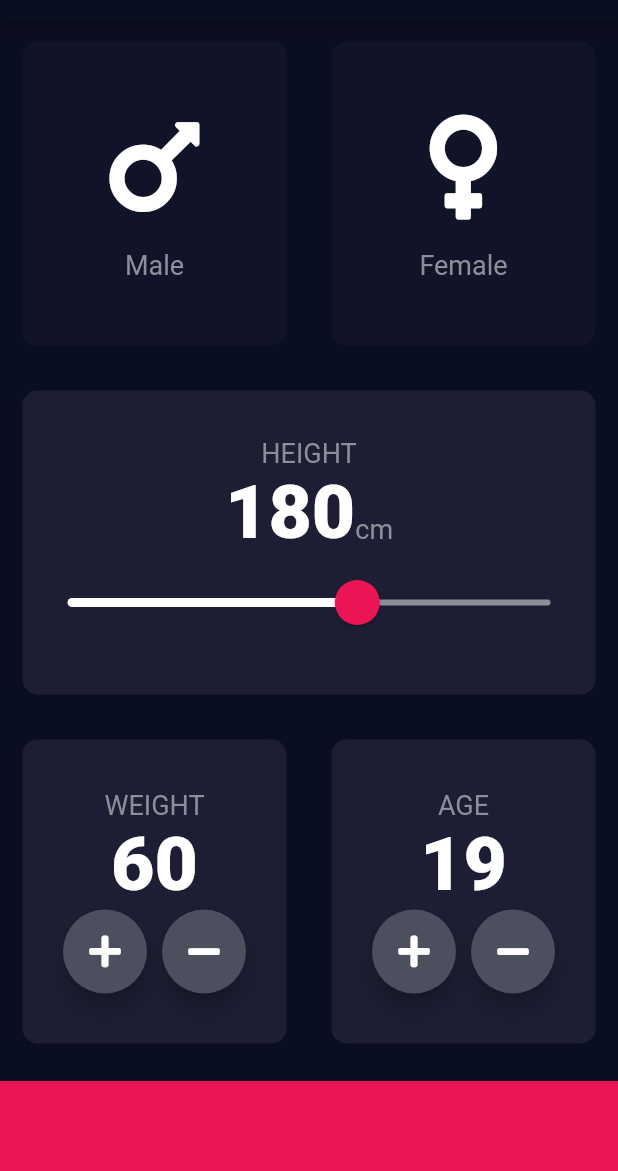
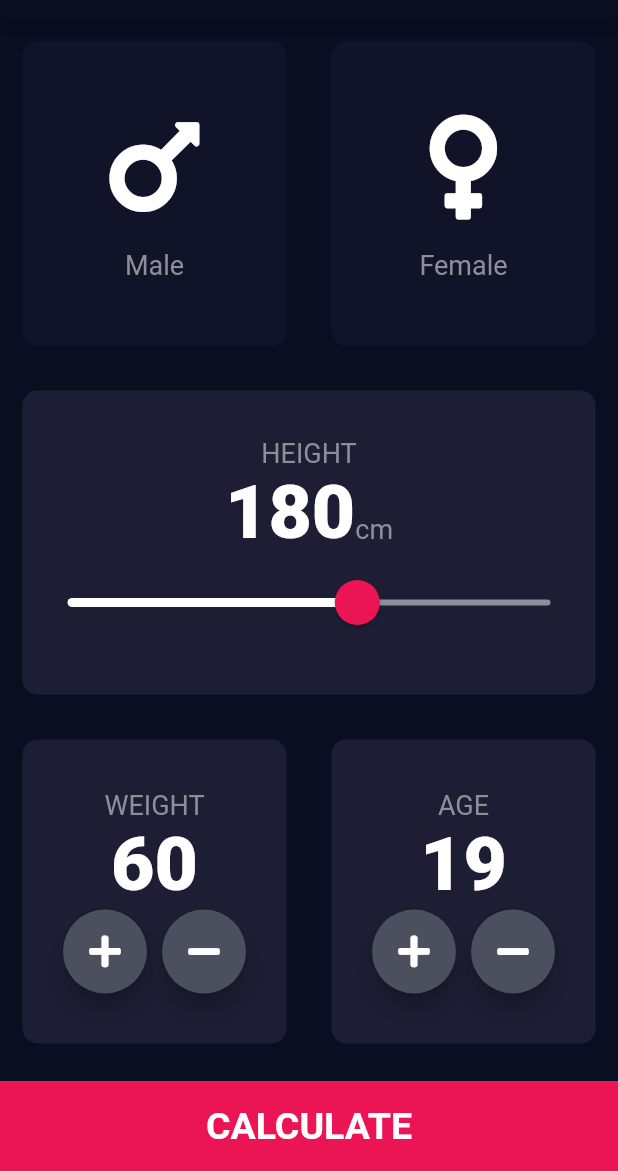
Before and after one commit to soumoq/BMI-Calculator-Flutter, a Flutter app: the screen it shows after launch, on a phone screen of 412 x 824 dp, the part 65-1236 px from its top. Run offline on Flutter 3.47's test engine with Material 2 defaults, Android fonts, the phone set to English and light mode, and no system bars; our stand-ins replace font_awesome_flutter.

```diff
--- a/lib/constants.dart
+++ b/lib/constants.dart
@@ -1,5 +1,6 @@
 import 'dart:ui';
 import 'package:flutter/cupertino.dart';
+import 'package:flutter/material.dart';
 
 const double KBottomContHeight = 60;
 const KActiveCardColor = Color(0xFF1D1E33);
@@ -15,3 +16,8 @@ const KNumberTextStyle = TextStyle(
     fontSize: 50,
     fontWeight: FontWeight.w900,
 );
+
+const KLergeButtonTextStyle = TextStyle(
+  fontSize: 25,
+  fontWeight: FontWeight.bold
+);
--- a/lib/input_page.dart
+++ b/lib/input_page.dart
@@ -1,4 +1,5 @@
 import 'package:bmi_calculator/resuable_cart.dart';
+import 'package:bmi_calculator/result_page.dart';
 import 'package:flutter/cupertino.dart';
 import 'package:flutter/material.dart';
 import 'package:font_awesome_flutter/font_awesome_flutter.dart';
@@ -200,11 +201,23 @@ class _InputPageState extends State<InputPage> {
                 )
               ],
             )),
-            Container(
-              color: KBottomContainerColor,
-              margin: EdgeInsets.only(top: 10),
-              width: double.infinity,
-              height: KBottomContHeight,
+            GestureDetector(
+              onTap: () {
+                Navigator.push(context,
+                    MaterialPageRoute(builder: (context) => ResultPage()));
+              },
+              child: Container(
+                child: Center(
+                  child: Text(
+                    'CALCULATE',
+                    style: KLergeButtonTextStyle,
+                  ),
+                ),
+                color: KBottomContainerColor,
+                margin: EdgeInsets.only(top: 10),
+                width: double.infinity,
+                height: KBottomContHeight,
+              ),
             )
           ],
         ));
```
Also changed, not shown: lib/result_page.dart (added, +16 -0 lines).
